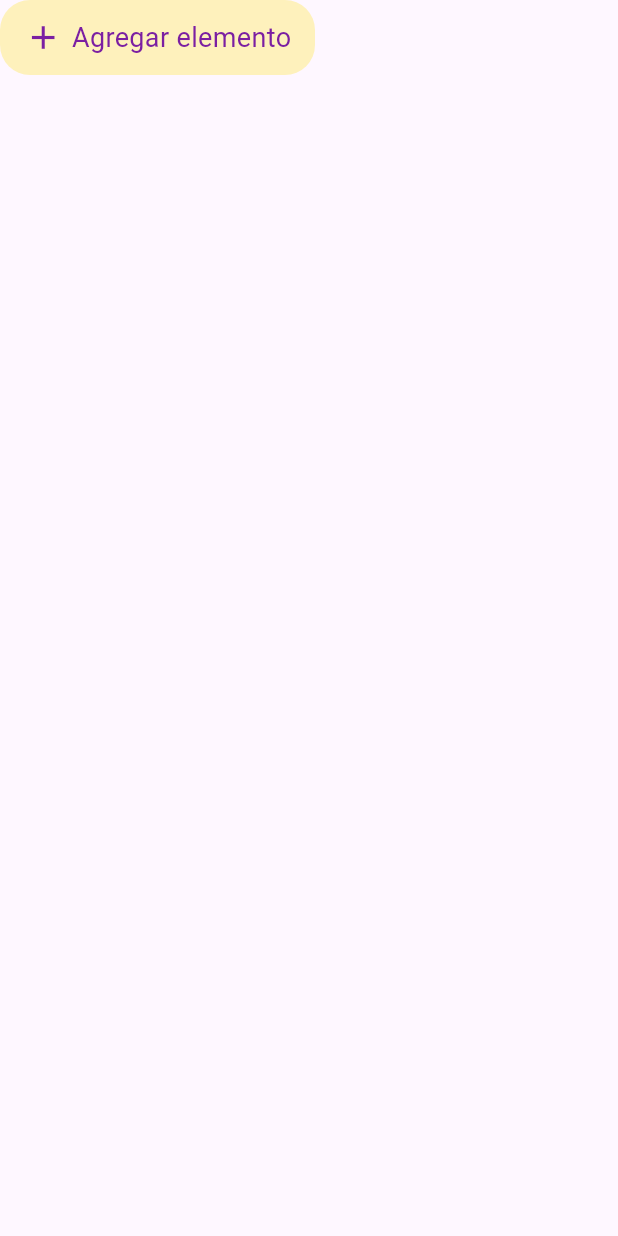
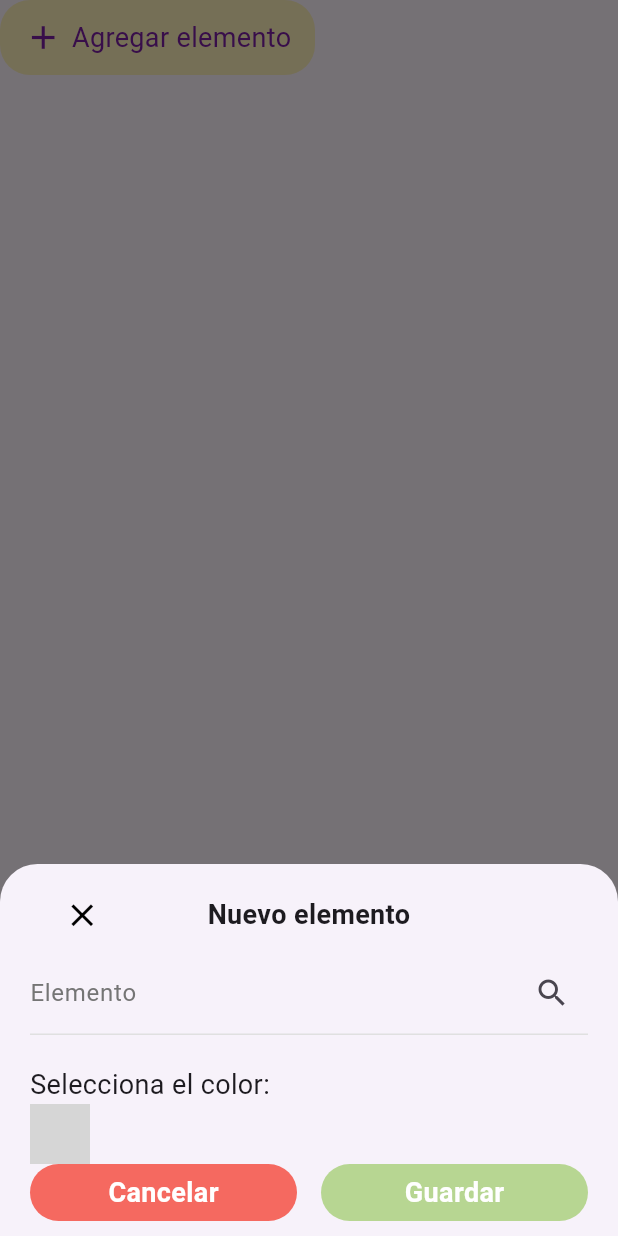
Before and after one commit to RafaEscobar/my-roulette, a Flutter app: the NewSliceForm widget shown alone on an empty page, opened directly, after a tap on "Agregar elemento", on a phone screen of 412 x 824 dp. Run offline on Flutter 3.47's test engine with Material 3 defaults, Android fonts, the phone set to English and light mode, and no system bars; our stand-ins replace equatable, flutter_bloc; missing offline and left inert: flex_color_picker, flutter_confetti, roulette; statements that could not run were skipped; grey boxes are pictures that could not be loaded.

Commit message:
Ajustes generales

```diff
--- a/lib/bloc/roulette/roulette_bloc.dart
+++ b/lib/bloc/roulette/roulette_bloc.dart
@@ -8,7 +8,7 @@ class RouletteBloc extends Bloc<RouletteEvent, RouletteState>{
   RouletteBloc() : super(RouletteState(
     slices: [],
     dummySlice: [
-      Slice(name: "", color: Colors.grey),
+      Slice(name: "", color: Colors.yellow.withAlpha(90)),
     ]
   )) {
     on<AddSliceEvent>(_onAddSliceEvent);
--- a/lib/screens/home_screen.dart
+++ b/lib/screens/home_screen.dart
@@ -32,6 +32,7 @@ class HomeScreen extends StatelessWidget {
             ),
             Container(
               margin: EdgeInsets.only(bottom: 20),
+              width: 290,
               child: SimpleButton(
                 label: 'Generar un nueva ruleta',
                 callBack: () {
@@ -42,6 +43,8 @@ class HomeScreen extends StatelessWidget {
                 },
                 btnColor: Color(0XFFFDE74C).withAlpha(95),
                 textColor: Colors.purple.shade700,
+                padding: EdgeInsetsGeometry.symmetric(horizontal: 20, vertical: 10),
+                textStyle: TextStyle(fontSize: 20, color:  Colors.purple.shade700, fontWeight: FontWeight.w700),
               )
             )
           ],
--- a/lib/widgets/new_slice_form.dart
+++ b/lib/widgets/new_slice_form.dart
@@ -18,6 +18,7 @@ class _NewSliceFormState extends State<NewSliceForm> {
       useSafeArea: true,
       useRootNavigator: true,
       isScrollControlled: true,
+      isDismissible: false,
       shape: const RoundedRectangleBorder(borderRadius: BorderRadius.vertical(top: Radius.circular(25))),
       context: context,
       builder: (modalContext) {
@@ -25,6 +26,7 @@ class _NewSliceFormState extends State<NewSliceForm> {
           child: SingleChildScrollView(
             padding: EdgeInsets.only(bottom: MediaQuery.of(modalContext).viewInsets.bottom),
             child: Container(
+              width: double.infinity,
               padding: const EdgeInsets.symmetric(horizontal: 20, vertical: 10),
               child: Column(
                 mainAxisAlignment: MainAxisAlignment.start,
@@ -85,7 +87,26 @@ class _NewSliceFormState extends State<NewSliceForm> {
                     },
                   ),
                   Row(
+                    spacing: 16,
                     children: [
+                      Expanded(
+                        child: SimpleButton(
+                          label: 'Cancelar',
+                          callBack: () => Navigator.of(context).pop(),
+                          btnColor: Colors.red.withAlpha(200),
+                          textStyle: TextStyle(fontWeight: FontWeight.w700, color: Colors.white, fontSize: 18),
+                          padding: EdgeInsets.symmetric(horizontal: 10, vertical: 6),
+                        ),
+                      ),
+                      Expanded(
+                        child: SimpleButton(
+                          label: 'Guardar',
+                          callBack: () {},
+                          btnColor: Colors.lightGreen.withAlpha(150),
+                          textStyle: TextStyle(fontWeight: FontWeight.w700, color: Colors.white, fontSize: 18),
+                          padding: EdgeInsets.symmetric(horizontal: 10, vertical: 6),
+                        ),
+                      ),
 
                     ],
                   )
@@ -105,7 +126,7 @@ class _NewSliceFormState extends State<NewSliceForm> {
       width: 210,
       child: SimpleButton(
         label: 'Agregar elemento',
-        callBack: () => _openModal,
+        callBack: () => _openModal(context),
         btnColor: Color(0XFFFDE74C).withAlpha(95),
         textColor: Colors.purple.shade700,
         icon: Icons.add,
--- a/lib/widgets/simple_button.dart
+++ b/lib/widgets/simple_button.dart
@@ -1,20 +1,33 @@
 import 'package:flutter/material.dart';
 
 class SimpleButton extends StatelessWidget {
-  const SimpleButton({super.key, required this.label, required this.callBack, required this.btnColor, required this.textColor, this.icon});
+  const SimpleButton({
+    super.key,
+    required this.label,
+    required this.callBack,
+    required this.btnColor,
+    this.textColor,
+    this.padding = EdgeInsets.zero,
+    this.width = 100,
+    this.textStyle,
+    this.icon,
+  });
   final String label;
   final Function() callBack;
   final Color btnColor;
-  final Color textColor;
+  final Color? textColor;
   final IconData? icon;
+  final EdgeInsetsGeometry padding;
+  final TextStyle? textStyle;
+  final double width;
 
   @override
   Widget build(BuildContext context) {
     return GestureDetector(
       onTap: callBack,
       child: Container(
-        height: 50,
-        width: 210,
+        width: width,
+        padding: padding,
         decoration: BoxDecoration(
           color: btnColor,
           borderRadius: BorderRadius.circular(20)
@@ -24,8 +37,8 @@ class SimpleButton extends StatelessWidget {
           mainAxisAlignment: MainAxisAlignment.center,
           spacing: 6,
           children: [
-            if(icon!=null) Icon(icon, size: 26, color: textColor,),
-            Text(label, style: TextStyle(fontSize: 18, color: textColor),)
+            if(icon!=null) Icon(icon, size: 26, color: textColor ?? Colors.purple.shade700,),
+            Text(label, style: textStyle ?? TextStyle(fontSize: 18, color:  textColor),)
           ],
         ),
       ),
```
